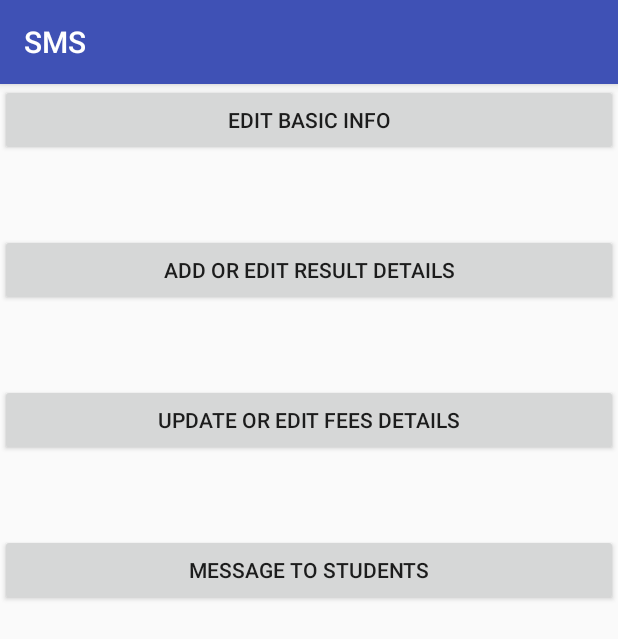
After one commit to sachinitk/SMS, an Android app: the Update_main screen opened directly, with no data from a screen before it, on a phone screen of 412 x 824 dp. The commit adds this screen. Shown: the top 639 px of the screen. Run offline under Robolectric (Android 15) with nearby library versions, the phone set to English and light mode, and no system bars.

Commit message:
fourth commit

```diff
--- a/app/src/main/AndroidManifest.xml
+++ b/app/src/main/AndroidManifest.xml
@@ -25,8 +25,10 @@
         <activity android:name=".Admin.admin_signup" />
         <activity android:name=".Student.student_signin" />
         <activity android:name=".Admin.admin_menu" />
-        <activity android:name=".Admin.view_all" />
-        <activity android:name=".Admin.add_stud"></activity>
+        <activity android:name=".Admin.studnent_details.view_all" />
+        <activity android:name=".Admin.studnent_details.add_stud" />
+        <activity android:name=".Admin.studnent_details.Update_main" />
+        <activity android:name=".Admin.studnent_details.update.edit_basic_info"></activity>
     </application>
 
 </manifest>
--- a/app/src/main/java/com/example/sachin/sms/Admin/admin_menu.java
+++ b/app/src/main/java/com/example/sachin/sms/Admin/admin_menu.java
@@ -19,7 +19,7 @@ public class admin_menu extends AppCompatActivity {
         add_stud.setOnClickListener(new View.OnClickListener() {
             @Override
             public void onClick(View view) {
-                startActivity(new Intent(admin_menu.this, com.example.sachin.sms.Admin.add_stud.class));
+                startActivity(new Intent(admin_menu.this, com.example.sachin.sms.Admin.studnent_details.add_stud.class));
             }
         });
     }
--- /dev/null
+++ b/app/src/main/java/com/example/sachin/sms/Admin/studnent_details/Update_main.java
@@ -0,0 +1,15 @@
+package com.example.sachin.sms.Admin.studnent_details;
+
+import android.support.v7.app.AppCompatActivity;
+import android.os.Bundle;
+
+import com.example.sachin.sms.R;
+
+public class Update_main extends AppCompatActivity {
+
+    @Override
+    protected void onCreate(Bundle savedInstanceState) {
+        super.onCreate(savedInstanceState);
+        setContentView(R.layout.activity_update_main);
+    }
+}
--- a/app/src/main/java/com/example/sachin/sms/Admin/view_all.java
+++ b/app/src/main/java/com/example/sachin/sms/Admin/studnent_details/view_all.java
@@ -1,4 +1,4 @@
-package com.example.sachin.sms.Admin;
+package com.example.sachin.sms.Admin.studnent_details;
 
 import android.graphics.Color;
 import android.support.v7.app.AppCompatActivity;
--- a/app/src/main/res/layout/activity_add_stud.xml
+++ b/app/src/main/res/layout/activity_add_stud.xml
@@ -4,7 +4,7 @@
     xmlns:tools="http://schemas.android.com/tools"
     android:layout_width="match_parent"
     android:layout_height="match_parent"
-    tools:context="com.example.sachin.sms.Admin.add_stud">
+    tools:context="com.example.sachin.sms.Admin.studnent_details.add_stud">
 <LinearLayout
     android:layout_width="match_parent"
     android:layout_height="match_parent"
--- /dev/null
+++ b/app/src/main/res/layout/activity_update_main.xml
@@ -0,0 +1,36 @@
+<?xml version="1.0" encoding="utf-8"?>
+<RelativeLayout xmlns:android="http://schemas.android.com/apk/res/android"
+    xmlns:app="http://schemas.android.com/apk/res-auto"
+    xmlns:tools="http://schemas.android.com/tools"
+    android:layout_width="match_parent"
+    android:layout_height="match_parent"
+    tools:context="com.example.sachin.sms.Admin.studnent_details.Update_main">
+    <Button
+        android:id="@+id/edit_basic"
+        android:layout_width="match_parent"
+        android:layout_height="wrap_content"
+        android:text="@string/edit_basic"
+        />
+
+    <Button
+        android:id="@+id/update_result"
+        android:layout_width="match_parent"
+        android:layout_height="wrap_content"
+        android:text="@string/edit_result"
+        android:layout_marginTop="@dimen/logo_w_h"/>
+
+    <Button
+        android:id="@+id/update_fees"
+        android:layout_width="match_parent"
+        android:layout_height="wrap_content"
+        android:text="@string/fees_details"
+        android:layout_marginTop="200dp"/>
+
+    <Button
+        android:id="@+id/notification"
+        android:layout_width="match_parent"
+        android:layout_height="wrap_content"
+        android:text="@string/notification"
+        android:layout_marginTop="300dp"/>
+
+</RelativeLayout>
--- a/app/src/main/res/layout/activity_view_all.xml
+++ b/app/src/main/res/layout/activity_view_all.xml
@@ -4,7 +4,7 @@
     xmlns:tools="http://schemas.android.com/tools"
     android:layout_width="match_parent"
     android:layout_height="match_parent"
-    tools:context="com.example.sachin.sms.Admin.view_all">
+    tools:context="com.example.sachin.sms.Admin.studnent_details.view_all">
     <TableLayout
         android:id="@+id/viewall"
         android:layout_width="600dp"
--- a/app/src/main/res/values/strings.xml
+++ b/app/src/main/res/values/strings.xml
@@ -23,13 +23,10 @@
     <string name="sem">Semester</string>
     <string name="Subpro">Submit and Proceed</string>
     <string name="choosesem">Choose sem</string>
-
-
-
-
-
-
-
+    <string name="edit_basic">Edit Basic Info</string>
+    <string name="edit_result">Add or Edit Result Details</string>
+    <string name="fees_details">Update or Edit Fees Details</string>
+    <string name="notification">Message to Students</string>
     <string-array name="sem_arrays">
         <item>1</item>
         <item>2</item>
```
Also changed, not shown: app/src/main/java/com/example/sachin/sms/Admin/studnent_details/add_stud.java (renamed from app/src/main/java/com/example/sachin/sms/Admin/add_stud.java, +7 -2 lines), app/src/main/java/com/example/sachin/sms/Admin/studnent_details/update/edit_basic_info.java (added, +15 -0 lines), app/src/main/res/layout/activity_edit_basic_info.xml (added, +9 -0 lines).
